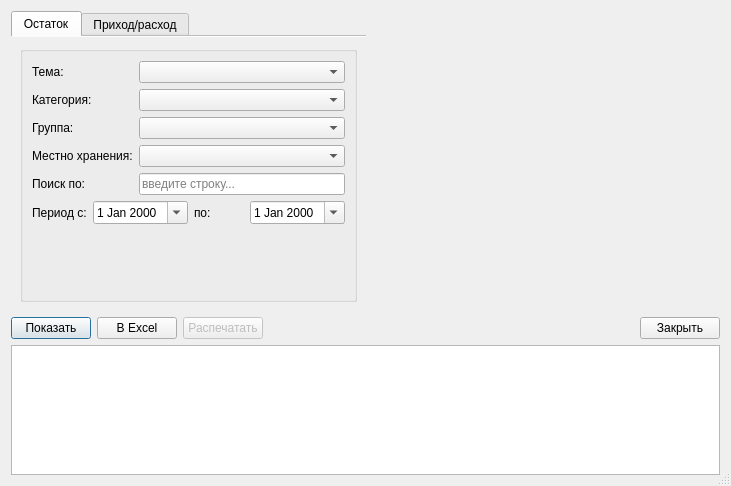
This is reportmanager.ui in igrekus/depot as Qt 5 draws it before an edit. The edited form follows.
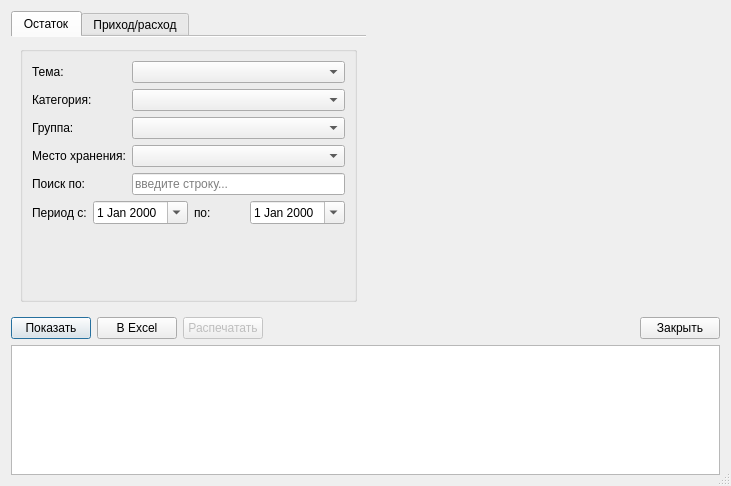
This is the edited form.

Diff of the .ui file:
```diff
--- a/reportmanager.ui
+++ b/reportmanager.ui
@@ -108,7 +108,7 @@
               <item row="3" column="0">
                <widget class="QLabel" name="lblLocation">
                 <property name="text">
-                 <string>Местно хранения:</string>
+                 <string>Место хранения:</string>
                 </property>
                </widget>
               </item>
```
